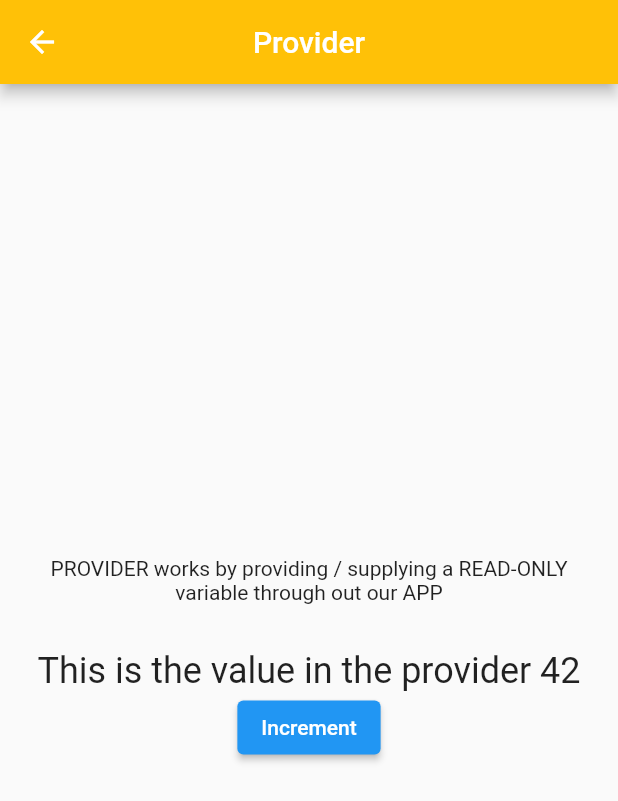
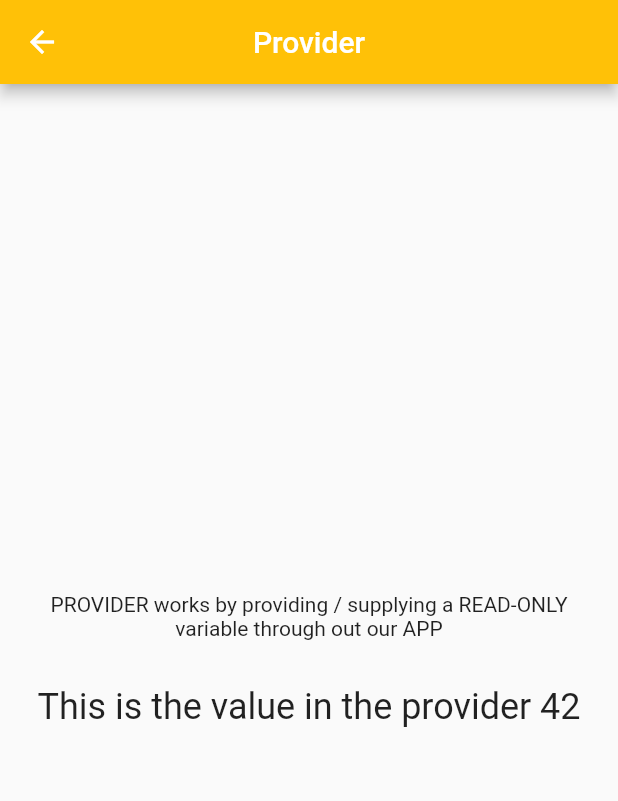
Before and after one commit to ClementPeter/River_pod-demo, a Flutter app: the ProviderPage screen opened directly, on a phone screen of 412 x 824 dp. Shown: the top 801 px of the screen. Run offline on Flutter 3.47's test engine with Material 2 defaults, Android fonts, the light colour scheme and no system bars; our stand-ins replace dio, flutter_riverpod, hooks_riverpod.

Commit message:
“riverpod_demo”

```diff
--- a/river_pod/lib/views/pages/provider_page.dart.dart
+++ b/river_pod/lib/views/pages/provider_page.dart.dart
@@ -24,7 +24,7 @@ import 'package:flutter_riverpod/flutter_riverpod.dart';
 //           return Center(
 //             child: Text(
 //               "This is the value in the provider ${ref.watch(valueProvider)}",
-//               style: Theme.of(context).textTheme.headline5,
+//               style: Theme.of(context).textTheme.headlineSmall,
 //             ),
 
 //           );
@@ -66,14 +66,8 @@ class ProviderPage extends ConsumerWidget {
             Center(
               child: Text(
                 "This is the value in the provider ${ref.read(valueProvider)}",
-                style: Theme.of(context).textTheme.headline5,
+                style: Theme.of(context).textTheme.headlineSmall,
               ),
-            ),
-            ElevatedButton(
-              onPressed: () {
-                ref.read(valueProvider);
-              },
-              child: const Text("Increment"),
             ),
           ],
         ),
```
